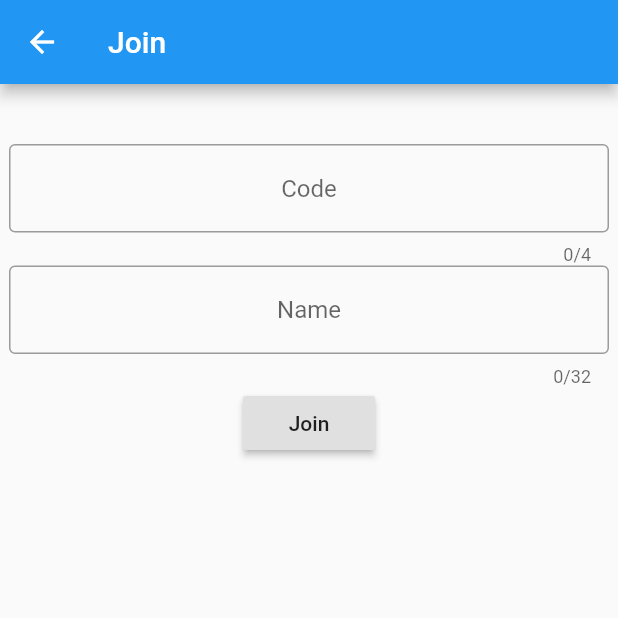
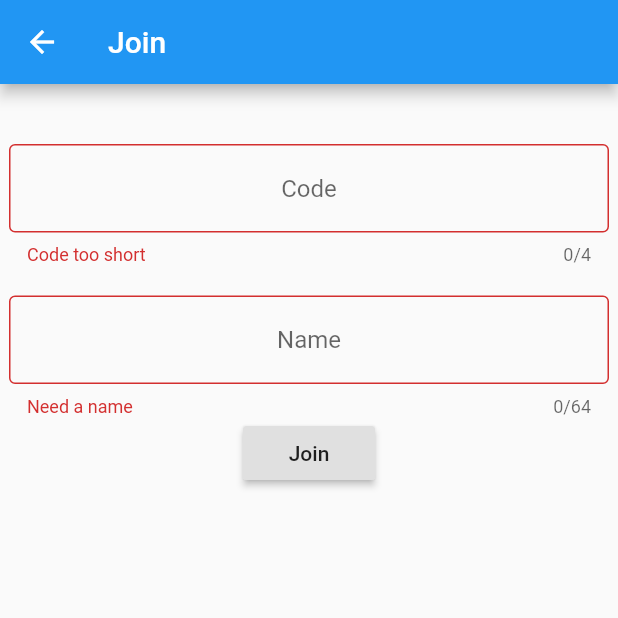
Before and after one commit to keviinngo/CardsAgainstProgrammers, a Flutter app: the JoinScreen screen opened by its route, after a tap on "Join", on a phone screen of 412 x 824 dp, the top half of it. Run offline on Flutter 3.47's test engine with Material 2 defaults, Android fonts, the phone set to English and light mode, and no system bars.

Commit message:
Form validation for JoinScreen.

```diff
--- a/lib/screens/join.dart
+++ b/lib/screens/join.dart
@@ -15,6 +15,7 @@ class UppercaseInputFormatter extends TextInputFormatter {
 class JoinScreen extends StatelessWidget {
   final TextEditingController codeController = TextEditingController();
   final TextEditingController nameController = TextEditingController();
+  final GlobalKey<FormState> formKey = GlobalKey<FormState>();
 
   Widget buildCodeField() {
     return TextFormField(
@@ -33,23 +34,27 @@ class JoinScreen extends StatelessWidget {
       enableSuggestions: false,
       textCapitalization: TextCapitalization.characters,
       keyboardType: TextInputType.text,
+      validator: (str) {
+        return str.length != 4 ? "Code too short" : null;
+      },
     );
   }
 
   Widget buildNameField() {
     return TextFormField(
       controller: nameController,
-      maxLength: 32,
+      maxLength: 64,
       maxLengthEnforced: true,
       textAlign: TextAlign.center,
       decoration: InputDecoration(
         hintText: 'Name',
         border: OutlineInputBorder(),
       ),
-      inputFormatters: [
-        WhitelistingTextInputFormatter(RegExp(r"[\p{Letter}]*", unicode: true)),
-      ],
+      inputFormatters: [],
       enableSuggestions: true,
+      validator: (str) {
+        return str.isEmpty ? "Need a name" : null;
+      },
     );
   }
 
@@ -64,20 +69,26 @@ class JoinScreen extends StatelessWidget {
           constraints: BoxConstraints(
             maxWidth: 400,
           ),
+          child: Form(
+            key: formKey,
             child: Column(
               children: [
                 Padding(padding: EdgeInsets.only(top: 40),),
                 buildCodeField(),
+                Padding(padding: EdgeInsets.only(top: 20),),
                 buildNameField(),
                 RaisedButton(
                   child: Text('Join'),
                   onPressed: () {
+                    if (formKey.currentState.validate()) {
                       print("Join ${codeController.text} as ${nameController.text}");
+                    }
                   },
                 )
               ]
             ),
           )
+        )
       ),
     );
   }
```
Lines whose indentation alone changed are shown as unchanged.
